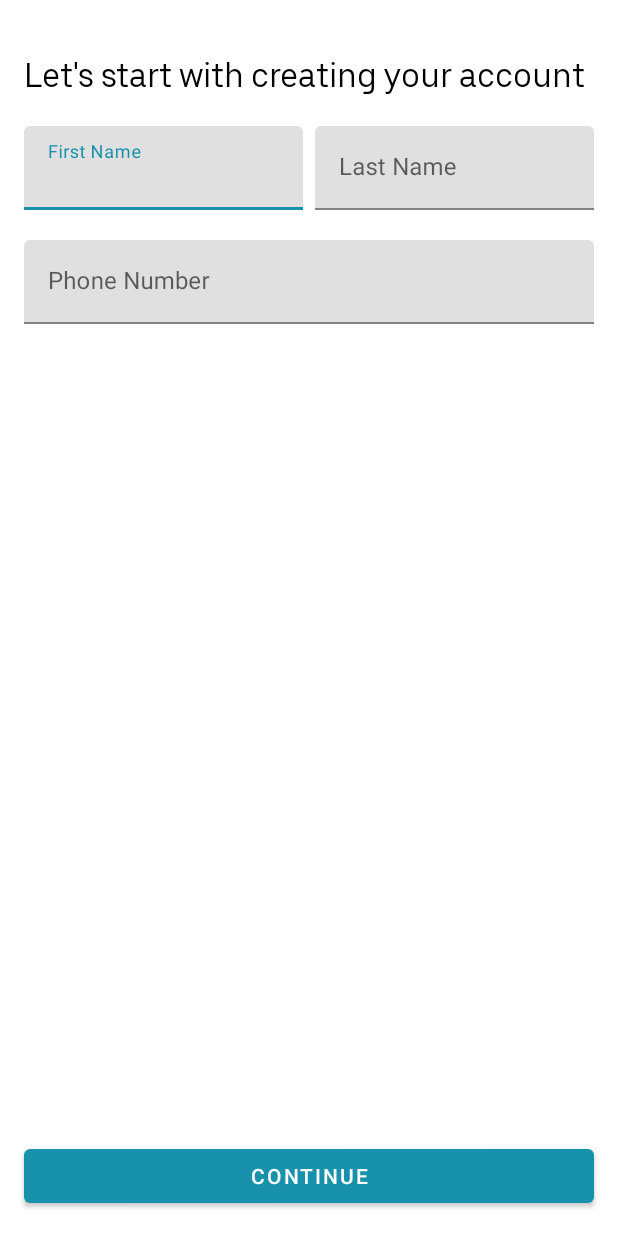
After one commit to sergiotoca/DriverApp, an Android app: the layout layout_register.xml on its own in the app's theme, with its tools: preview values and no code run, on a phone screen of 412 x 824 dp. The commit adds this screen. Run offline under Robolectric (Android 15) with nearby library versions, the phone set to English and light mode, and no system bars.

Commit message:
Registration Complete - 3  video

```diff
--- a/app/src/main/AndroidManifest.xml
+++ b/app/src/main/AndroidManifest.xml
@@ -13,7 +13,7 @@
         android:theme="@style/AppTheme"
         tools:targetApi="31">
         <activity
-            android:name=".SplashScreenActivity"
+            android:name="com.example.driverapp.SplashScreenActivity"
             android:theme="@style/SplashTheme"
             android:exported="true">
             <intent-filter>
--- /dev/null
+++ b/app/src/main/java/com/example/driverapp/Common.kt
@@ -0,0 +1,6 @@
+package com.example.driverapp
+
+object Common {
+
+    val DRIVER_INFO_REFERENCE: String = "DriverInfo"
+}
--- /dev/null
+++ b/app/src/main/res/layout/layout_register.xml
@@ -0,0 +1,94 @@
+<?xml version="1.0" encoding="utf-8"?>
+<RelativeLayout
+    xmlns:android="http://schemas.android.com/apk/res/android"
+    android:layout_width="match_parent"
+    android:layout_height="match_parent"
+    android:background="@android:color/white"
+    >
+    <LinearLayout
+        android:layout_width="match_parent"
+        android:layout_height="match_parent"
+        android:orientation="vertical"
+        android:layout_marginTop="20dp"
+        android:padding="16dp"
+        >
+
+
+        <TextView
+            android:layout_width="match_parent"
+            android:layout_height="wrap_content"
+            android:text="@string/register_text"
+            android:textColor="@android:color/black"
+            android:fontFamily="@font/uber_move"
+            android:textSize="22sp"/>
+
+        <LinearLayout
+            android:layout_width="match_parent"
+            android:layout_height="wrap_content"
+            android:layout_marginTop="20dp"
+            android:layout_marginBottom="20dp"
+            android:orientation="horizontal"
+            android:weightSum="2"
+            >
+
+            <com.google.android.material.textfield.TextInputLayout
+                android:layout_width="0dp"
+                android:layout_height="wrap_content"
+                android:layout_weight="1"
+                android:layout_marginRight="4dp"
+                >
+
+                <com.google.android.material.textfield.TextInputEditText
+                    android:layout_height="wrap_content"
+                    android:layout_width="match_parent"
+                    android:id="@+id/edt_first_name"
+                    android:hint="@string/first_name"
+                    />
+
+
+
+            </com.google.android.material.textfield.TextInputLayout>
+
+            <com.google.android.material.textfield.TextInputLayout
+                android:layout_width="0dp"
+                android:layout_weight="1"
+                android:layout_marginLeft="4dp"
+                android:layout_height="wrap_content"
+                >
+                <com.google.android.material.textfield.TextInputEditText
+                    android:layout_height="wrap_content"
+                    android:layout_width="match_parent"
+                    android:id="@+id/edt_last_name"
+                    android:hint="@string/last_name"
+                    />
+            </com.google.android.material.textfield.TextInputLayout>
+
+        </LinearLayout>
+
+            <com.google.android.material.textfield.TextInputLayout
+                android:layout_width="match_parent"
+                android:layout_height="wrap_content"
+                android:layout_marginBottom="20dp"
+                >
+
+                <com.google.android.material.textfield.TextInputEditText
+                    android:id="@+id/edt_phone_number"
+                    android:layout_width="match_parent"
+                    android:layout_height="wrap_content"
+                    android:hint="@string/phone_number"/>
+
+            </com.google.android.material.textfield.TextInputLayout>
+
+
+    </LinearLayout>
+
+    <Button
+        android:layout_width="match_parent"
+        android:layout_height="wrap_content"
+        android:layout_margin="16dp"
+        android:layout_alignParentBottom="true"
+        android:id="@+id/btn_register"
+        style="@style/Widget.MaterialComponents.Button"
+        android:text="@string/continue_text"/>
+
+</RelativeLayout>
--- a/app/src/main/res/values/strings.xml
+++ b/app/src/main/res/values/strings.xml
@@ -1,3 +1,8 @@
 <resources>
     <string name="app_name">DriverApp</string>
+    <string name="continue_text">Continue</string>
+    <string name="register_text">Let\'s start with creating your account</string>
+    <string name="first_name">First Name</string>
+    <string name="last_name">Last Name</string>
+    <string name="phone_number">Phone Number</string>
 </resources>
--- a/app/src/main/res/values/themes.xml
+++ b/app/src/main/res/values/themes.xml
@@ -1,13 +1,13 @@
 <resources xmlns:tools="http://schemas.android.com/tools">
     <!-- Base application theme. -->
-    <style name="AppTheme" parent="Theme.AppCompat.Light.DarkActionBar">
+    <style name="AppTheme" parent="Theme.MaterialComponents.Light.NoActionBar">
         <!-- Customize your light theme here. -->
         <item name="colorPrimary">@color/colorPrimary</item>
         <item name="colorPrimaryDark">@color/colorPrimaryDark</item>
         <item name="colorAccent">@color/colorAccent</item>
     </style>
 
-    <style name="SplashTheme" parent="Theme.AppCompat.Light.NoActionBar">
+    <style name="SplashTheme" parent="Theme.MaterialComponents.Light.NoActionBar">
         <item name="android:windowFullscreen">true</item>
         <item name="android:windowBackground">@drawable/splash_screen</item>
     </style>
@@ -33,4 +33,16 @@
         <item name="android:windowBackground">@drawable/splash_screen</item>
         <item name="android:windowFullscreen">true</item>
     </style>
+
+    <style name="DialogTheme" parent="android:Theme.Dialog">
+
+        <item name="android:layout_width">match_parent</item>
+        <item name="android:layout_height">match_parent</item>
+        <!--  No Backgrounds, titles or window float      -->
+        <item name="android:windowBackground">@android:color/white</item>
+        <item name="android:windowNoTitle">true</item>
+        <item name="android:windowIsFloating">false</item>
+
+    </style>
+
 </resources>
```
Also changed, not shown: app/build.gradle.kts (+9 -0 lines), app/src/main/java/com/example/driverapp/Model/DriverInfoModel.kt (added, +9 -0 lines), app/src/main/java/com/example/driverapp/SplashScreenActivity.kt (+117 -2 lines), app/src/main/res/layout/activity_splash_screen.xml (added, +15 -0 lines), gradle/libs.versions.toml (+6 -2 lines), app/src/main/res/font/uber_move.ttf (added), 1 other file.
